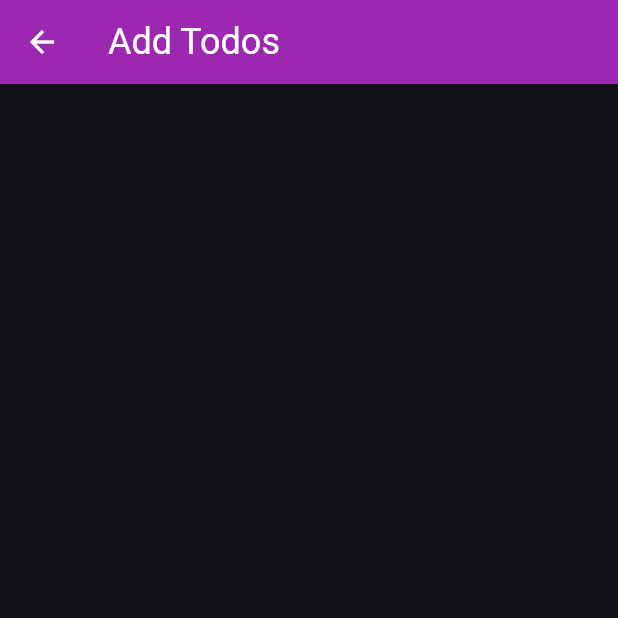
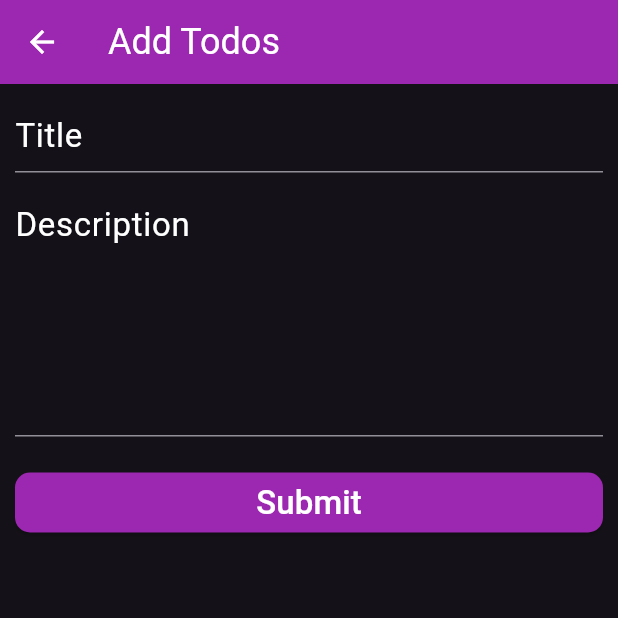
Before and after one commit to Cold-Thunder/flutter_CRUD_app, a Flutter app: the AddTodos screen opened directly, on a phone screen of 412 x 824 dp, the top half of it. Run offline on Flutter 3.47's test engine with Material 3 defaults, Android fonts, the phone set to English and light mode, and no system bars.

Commit message:
flutter rest-api add todo is added

```diff
--- a/lib/activities/add_todos.dart
+++ b/lib/activities/add_todos.dart
@@ -1,11 +1,17 @@
+import 'dart:convert';
+
+import 'package:crud_app/widgets/input_section.dart';
 import 'package:flutter/cupertino.dart';
 import 'package:flutter/material.dart';
+import 'package:http/http.dart' as http;
 
 class AddTodos extends StatefulWidget{
   @override
   _AddTodosState createState()=> _AddTodosState();
 }
 class _AddTodosState extends State<AddTodos>{
+  TextEditingController titleCont = TextEditingController();
+  TextEditingController desCont = TextEditingController();
   @override
   Widget build(BuildContext context){
     return Scaffold(
@@ -21,10 +27,66 @@ class _AddTodosState extends State<AddTodos>{
       body: SafeArea(
         child: Column(
           children: [
-
+            InputSection(controller: titleCont, hint: 'Title', multiLine: false),
+            InputSection(controller: desCont, hint: 'Description', multiLine: true),
+            SizedBox(height: 20),
+            Container(
+              padding: EdgeInsets.only(left: 10, right: 10),
+              width: double.infinity,
+              child: ElevatedButton(
+                  style: ElevatedButton.styleFrom(
+                      backgroundColor: Colors.purple,
+                      shape: RoundedRectangleBorder(
+                        borderRadius: BorderRadius.circular(10),
+                      )
+                  ),
+                  child: const Text('Submit', style: TextStyle(fontSize: 22, color: Colors.white)),
+                  onPressed: (){
+                    submitTodo();
+                  }
+              )
+            )
           ]
         )
       )
     );
   }
+
+  Future<void> submitTodo()async{
+    final String title = titleCont.text;
+    final String des = desCont.text;
+
+    final body = {
+      "title": title,
+      "description": des,
+      "is_completed": false
+    };
+    final url = 'https://api.nstack.in/v1/todos';
+    final uri = Uri.parse(url);
+    final response = await http.post(
+        uri,
+        body: jsonEncode(body),
+      headers: {
+          'Content-Type': 'application/json'
+      },
+    );
+    if(response.statusCode == 201){
+      snackMessage('Successfully added!', Colors.purple);
+      titleCont.clear();
+      desCont.clear();
+    }else{
+      snackMessage('Failed to add!', Colors.purple);
+    }
+  }
+  void snackMessage(String message, Color color){
+    final snackBar = SnackBar(content: Text(message,
+      style: TextStyle(
+        fontSize: 20,
+        color: Colors.white
+      )
+    ),
+    backgroundColor: color
+    );
+    ScaffoldMessenger.of(context).showSnackBar(snackBar);
+  }
 }
--- a/lib/activities/home_page.dart
+++ b/lib/activities/home_page.dart
@@ -35,4 +35,7 @@ class _HomePageState extends State<HomePage>{
       MaterialPageRoute(builder: (context)=>AddTodos())
     );
   }
+  void todosFetching(){
+
+  }
 }
--- /dev/null
+++ b/lib/widgets/input_section.dart
@@ -0,0 +1,35 @@
+import 'package:flutter/cupertino.dart';
+import 'package:flutter/material.dart';
+
+class InputSection extends StatelessWidget{
+  TextEditingController controller = TextEditingController();
+  final String hint;
+  final bool multiLine;
+
+  InputSection({
+    required this.controller,
+    required this.hint,
+    required this.multiLine
+});
+  @override
+  Widget build(BuildContext context){
+    return Container(
+      padding: EdgeInsets.only(left: 10, right: 10, bottom: 0, top: 10),
+      child: TextField(
+        controller: controller,
+        style: TextStyle(fontSize: 20, color: Colors.white),
+        decoration: InputDecoration(
+          hintText: hint,
+          hintStyle: TextStyle(
+            fontSize: 22,
+            color: Colors.white
+          ),
+        ),
+        keyboardType: multiLine == true
+            ? TextInputType.multiline : TextInputType.text,
+        minLines: multiLine == true ? 5 : 1,
+        maxLines: multiLine == true ? 7 : 1
+      )
+    );
+  }
+}
```
